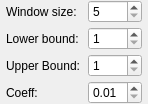
The window that src/core/filters/output/WolfBinarizationOptionsWidget.ui (4lex4/scantailor-advanced) describes before a commit, drawn with Qt 5.
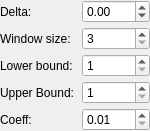
The same window after the commit.

Diff of the .ui file:
```diff
--- a/src/core/filters/output/WolfBinarizationOptionsWidget.ui
+++ b/src/core/filters/output/WolfBinarizationOptionsWidget.ui
@@ -50,20 +50,30 @@
    </item>
    <item>
     <layout class="QGridLayout" name="gridLayout">
-     <item row="0" column="1">
-      <widget class="QSpinBox" name="windowSize">
-       <property name="toolTip">
-        <string>The dimensions of a pixel neighborhood to consider.</string>
-       </property>
-       <property name="minimum">
-        <number>5</number>
-       </property>
-       <property name="maximum">
-        <number>9999</number>
-       </property>
-      </widget>
-     </item>
      <item row="0" column="0">
+      <widget class="QLabel" name="wolfDeltaLabel">
+       <property name="text">
+        <string>Delta:</string>
+       </property>
+      </widget>
+     </item>
+     <item row="0" column="1">
+      <widget class="QDoubleSpinBox" name="wolfDelta">
+       <property name="toolTip">
+        <string>Default value is 0.</string>
+       </property>
+       <property name="minimum">
+        <double>-100.0</double>
+       </property>
+       <property name="maximum">
+        <double>100.0</double>
+       </property>
+       <property name="singleStep">
+        <double>1.0</double>
+       </property>
+      </widget>
+     </item>
+     <item row="1" column="0">
       <widget class="QLabel" name="windowSizeLabel">
        <property name="text">
         <string>Window size:</string>
@@ -71,26 +81,19 @@
       </widget>
      </item>
      <item row="1" column="1">
-      <widget class="QSpinBox" name="lowerBound">
+      <widget class="QSpinBox" name="windowSize">
        <property name="toolTip">
         <string>The minimum possible gray level that can be made white.</string>
        </property>
        <property name="minimum">
-        <number>1</number>
+        <number>3</number>
        </property>
        <property name="maximum">
-        <number>254</number>
+        <number>9999</number>
        </property>
       </widget>
      </item>
      <item row="2" column="0">
-      <widget class="QLabel" name="upperBoundLabel">
-       <property name="text">
-        <string>Upper Bound: </string>
-       </property>
-      </widget>
-     </item>
-     <item row="1" column="0">
       <widget class="QLabel" name="lowerBoundLabel">
        <property name="text">
         <string>Lower bound: </string>
@@ -98,6 +101,26 @@
       </widget>
      </item>
      <item row="2" column="1">
+      <widget class="QSpinBox" name="lowerBound">
+       <property name="toolTip">
+        <string>The minimum possible gray level that can be made white.</string>
+       </property>
+       <property name="minimum">
+        <number>1</number>
+       </property>
+       <property name="maximum">
+        <number>254</number>
+       </property>
+      </widget>
+     </item>
+     <item row="3" column="0">
+      <widget class="QLabel" name="upperBoundLabel">
+       <property name="text">
+        <string>Upper Bound: </string>
+       </property>
+      </widget>
+     </item>
+     <item row="3" column="1">
       <widget class="QSpinBox" name="upperBound">
        <property name="toolTip">
         <string>The maximum possible gray level that can be made black.</string>
@@ -110,14 +133,14 @@
        </property>
       </widget>
      </item>
-     <item row="3" column="0">
+     <item row="4" column="0">
       <widget class="QLabel" name="wolfCoefLabel">
        <property name="text">
         <string>Coeff:</string>
        </property>
       </widget>
      </item>
-     <item row="3" column="1">
+     <item row="4" column="1">
       <widget class="QDoubleSpinBox" name="wolfCoef">
        <property name="toolTip">
         <string>Default value is 0.3.</string>
```
Left out of the diff: 2 changed lines with no effect on the pictures.
